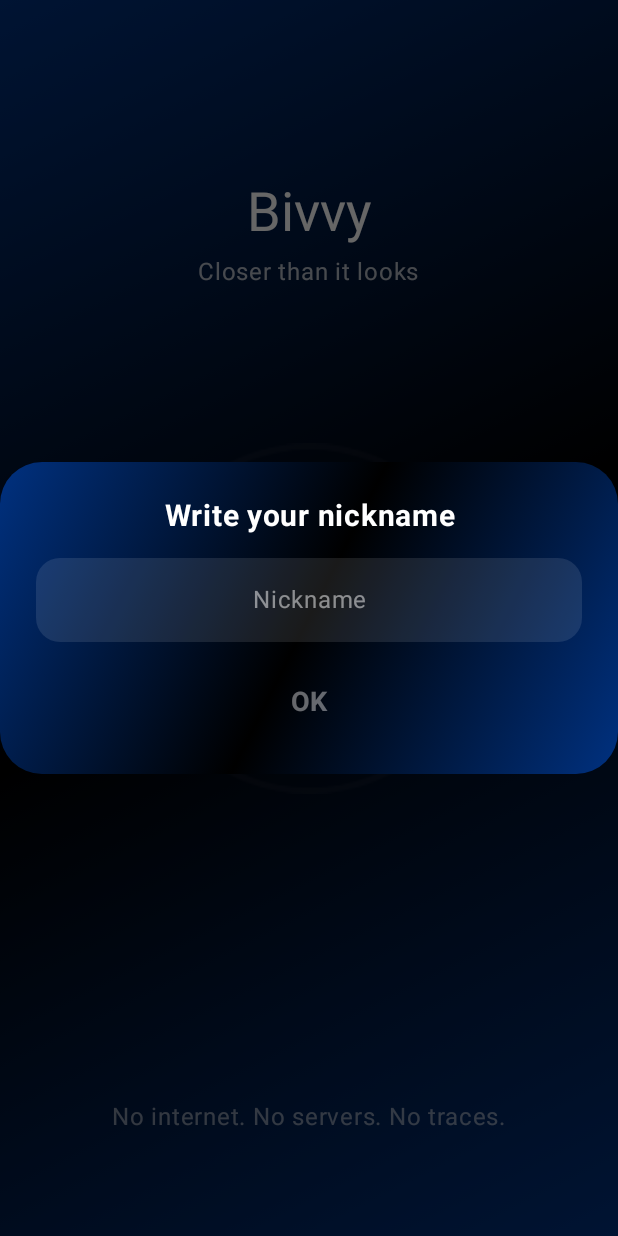
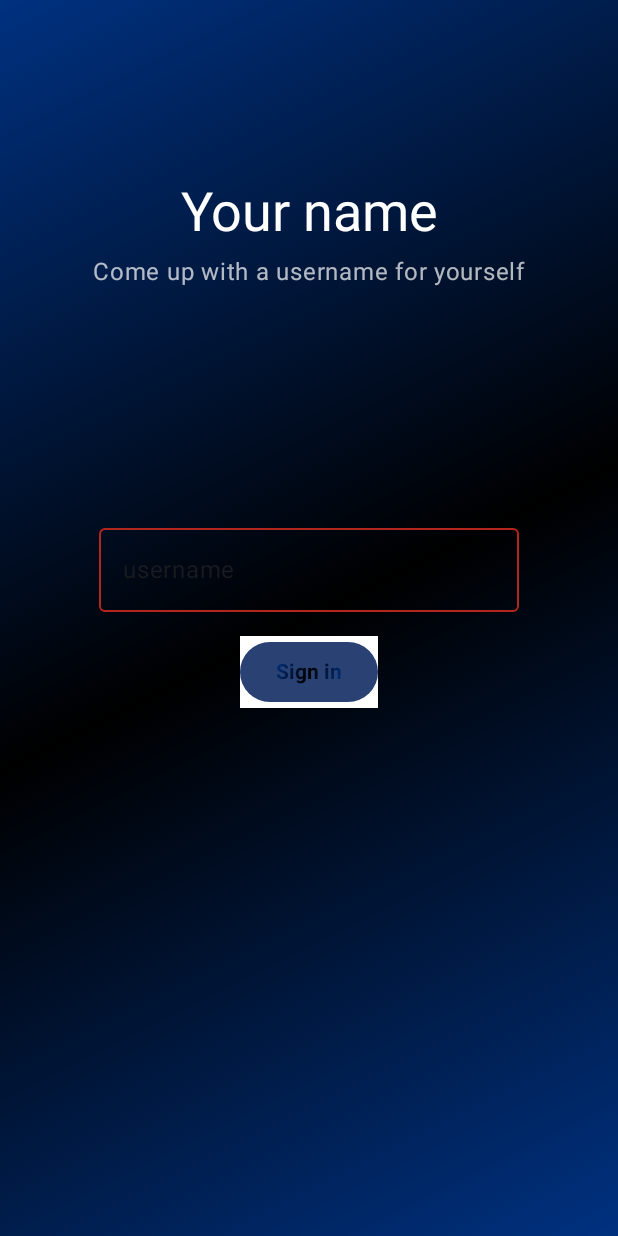
Before and after one commit to timurkabitss-beep/bivvy_app, an Android app built with Jetpack Compose: the screen it shows after launch (MainActivity), after a tap on "Lets go", on a phone screen of 412 x 824 dp. Run offline under Robolectric (Android 15) with nearby library versions, the phone set to English and light mode, and no system bars; our stand-ins replace Dagger/Hilt's generated code, Navigation 3, Timber.

Commit message:
new struct a project, new logic transition for OnboardingScreen

```diff
--- a/app/src/main/java/com/example/bivvy/ui/navigation/AppNavigation.kt
+++ b/app/src/main/java/com/example/bivvy/ui/navigation/AppNavigation.kt
@@ -1,11 +1,11 @@
 package com.example.bivvy.ui.navigation
 
-import android.app.Dialog
 import androidx.compose.runtime.Composable
 import androidx.navigation3.runtime.entryProvider
 import androidx.navigation3.runtime.rememberNavBackStack
 import androidx.navigation3.ui.NavDisplay
-import com.example.bivvy.ui.screens.firstscreen.FirstScreen
+import com.example.bivvy.ui.screens.onboarding.OnboardingScreen
+
 
 @Composable
 fun AppNavigation(){
@@ -15,7 +15,7 @@ fun AppNavigation(){
         onBack = {backStack.removeLastOrNull()},
         entryProvider = entryProvider {
             entry<FirstRoute>{
-                FirstScreen()
+                OnboardingScreen()
             }
 
         }
--- a/app/src/main/java/com/example/bivvy/ui/screens/firstscreen/DialogNewUser.kt
+++ /dev/null
@@ -1,97 +0,0 @@
-package com.example.bivvy.ui.screens.firstscreen
-
-import androidx.compose.foundation.background
-import androidx.compose.foundation.layout.Arrangement
-import androidx.compose.foundation.layout.Column
-import androidx.compose.foundation.layout.fillMaxWidth
-import androidx.compose.foundation.layout.padding
-import androidx.compose.foundation.shape.RoundedCornerShape
-import androidx.compose.material3.ButtonDefaults
-import androidx.compose.material3.Text
-import androidx.compose.material3.TextButton
-import androidx.compose.material3.TextField
-import androidx.compose.material3.TextFieldDefaults
-import androidx.compose.runtime.Composable
-import androidx.compose.runtime.getValue
-import androidx.compose.runtime.mutableStateOf
-import androidx.compose.runtime.remember
-import androidx.compose.runtime.setValue
-import androidx.compose.ui.Alignment
-import androidx.compose.ui.Modifier
-import androidx.compose.ui.draw.clip
-import androidx.compose.ui.graphics.Color
-import androidx.compose.ui.text.TextStyle
-import androidx.compose.ui.text.font.FontWeight
-import androidx.compose.ui.text.style.TextAlign
-import androidx.compose.ui.unit.dp
-import androidx.compose.ui.unit.sp
-import androidx.compose.ui.window.Dialog
-import com.example.bivvy.ui.theme.AppGradient
-
-private const val MAX_NICK_LENGTH = 20
-
-@Composable
-fun DialogNewUser(
-    onConfirm: (String) -> Unit,
-    onDismiss: () -> Unit
-) {
-
-    var text by remember { mutableStateOf("") }
-    Dialog(onDismissRequest = onDismiss) {
-        Column(
-            modifier = Modifier
-                .fillMaxWidth()
-                .clip(RoundedCornerShape(28.dp))   // сначала форма...
-                .background(AppGradient)           // ...потом краска внутри неё
-                .padding(24.dp),                   // воздух между краем окна и содержимым
-            horizontalAlignment = Alignment.CenterHorizontally,
-            verticalArrangement = Arrangement.spacedBy(16.dp)
-        ) {
-            Text(
-                text = "Write your nickname",
-                color = Color.White,
-                fontSize = 20.sp,
-                fontWeight = FontWeight.Bold,
-                textAlign = TextAlign.Center
-            )
-
-            TextField(
-                value = text,
-                onValueChange = { newText -> if (newText.length <= MAX_NICK_LENGTH) text = newText },
-                singleLine = true,
-                textStyle = TextStyle(textAlign = TextAlign.Center, fontSize = 18.sp),
-                placeholder = {
-                    Text(
-                        text = "Nickname",
-                        modifier = Modifier.fillMaxWidth(),
-                        textAlign = TextAlign.Center,
-                        color = Color.White.copy(alpha = 0.5f)
-                    )
-                },
-                shape = RoundedCornerShape(16.dp),
-                colors = TextFieldDefaults.colors(
-                    focusedContainerColor = Color.White.copy(alpha = 0.15f),
-                    unfocusedContainerColor = Color.White.copy(alpha = 0.10f),
-                    focusedTextColor = Color.White,
-                    unfocusedTextColor = Color.White,
-                    cursorColor = Color.White,
-                    // убираем нижнюю линию Material, она на градиенте лишняя
-                    focusedIndicatorColor = Color.Transparent,
-                    unfocusedIndicatorColor = Color.Transparent
-                ),
-                modifier = Modifier.fillMaxWidth()
-            )
-
-            TextButton(
-                onClick = { onConfirm(text.trim()) },
-                enabled = text.isNotBlank(),
-                colors = ButtonDefaults.textButtonColors(
-                    contentColor = Color.White,
-                    disabledContentColor = Color.White.copy(alpha = 0.4f)
-                )
-            ) {
-                Text(text = "OK", fontSize = 18.sp, fontWeight = FontWeight.Bold)
-            }
-        }
-    }
-}
--- /dev/null
+++ b/app/src/main/java/com/example/bivvy/ui/screens/onboarding/OnboardingScreen.kt
@@ -0,0 +1,40 @@
+package com.example.bivvy.ui.screens.onboarding
+
+import androidx.compose.foundation.background
+import androidx.compose.foundation.layout.Box
+import androidx.compose.foundation.layout.Column
+import androidx.compose.foundation.layout.fillMaxSize
+import androidx.compose.foundation.pager.HorizontalPager
+import androidx.compose.foundation.pager.rememberPagerState
+import androidx.compose.runtime.Composable
+import androidx.compose.runtime.rememberCoroutineScope
+import androidx.compose.ui.Modifier
+import com.example.bivvy.ui.screens.onboarding.steps.NicknameStep
+import com.example.bivvy.ui.screens.onboarding.steps.WelcomeStep
+import com.example.bivvy.ui.theme.AppGradient
+import kotlinx.coroutines.launch
+
+@Composable
+fun OnboardingScreen(){
+
+    val pager = rememberPagerState(pageCount = {2})
+    val scope = rememberCoroutineScope()
+    Box(
+        modifier = Modifier
+            .fillMaxSize()
+            .background(AppGradient)
+    ){
+        HorizontalPager(
+            state = pager,
+            modifier = Modifier.fillMaxSize(),
+            userScrollEnabled = false
+        ) { page ->
+            when(page){
+                0 -> WelcomeStep(onNext = {scope.launch { pager.animateScrollToPage(1) }} )
+                1 -> NicknameStep(onNext = {})
+            }
+
+        }
+
+    }
+}
--- a/app/src/main/java/com/example/bivvy/ui/screens/firstscreen/PulseWaveButton.kt
+++ b/app/src/main/java/com/example/bivvy/ui/screens/onboarding/components/PulseWaveButton.kt
@@ -1,4 +1,4 @@
-package com.example.bivvy.ui.screens.firstscreen
+package com.example.bivvy.ui.screens.onboarding.components
 
 import androidx.compose.animation.core.FastOutSlowInEasing
 import androidx.compose.animation.core.LinearOutSlowInEasing
@@ -25,7 +25,6 @@ import androidx.compose.runtime.remember
 import androidx.compose.ui.Alignment
 import androidx.compose.ui.Modifier
 import androidx.compose.ui.draw.clip
-import androidx.compose.ui.focus.focusRequester
 import androidx.compose.ui.graphics.Color
 import androidx.compose.ui.graphics.graphicsLayer
 import androidx.compose.ui.text.TextStyle
--- /dev/null
+++ b/app/src/main/java/com/example/bivvy/ui/screens/onboarding/steps/NicknameStep.kt
@@ -0,0 +1,86 @@
+package com.example.bivvy.ui.screens.onboarding.steps
+
+import androidx.compose.foundation.background
+import androidx.compose.foundation.layout.Arrangement
+import androidx.compose.foundation.layout.Box
+import androidx.compose.foundation.layout.Column
+import androidx.compose.foundation.layout.Spacer
+import androidx.compose.foundation.layout.fillMaxSize
+import androidx.compose.foundation.layout.height
+import androidx.compose.foundation.layout.imePadding
+import androidx.compose.foundation.layout.padding
+import androidx.compose.foundation.shape.CircleShape
+import androidx.compose.material3.Button
+import androidx.compose.material3.OutlinedTextField
+import androidx.compose.material3.Text
+import androidx.compose.runtime.Composable
+import androidx.compose.runtime.getValue
+import androidx.compose.runtime.mutableStateOf
+import androidx.compose.runtime.remember
+import androidx.compose.runtime.setValue
+import androidx.compose.ui.Alignment
+import androidx.compose.ui.Modifier
+import androidx.compose.ui.draw.clip
+import androidx.compose.ui.graphics.Color
+import androidx.compose.ui.text.TextStyle
+import androidx.compose.ui.text.font.FontWeight
+import androidx.compose.ui.tooling.preview.Preview
+import androidx.compose.ui.unit.dp
+import androidx.compose.ui.unit.sp
+import com.example.bivvy.ui.theme.AppGradient
+import com.example.bivvy.ui.theme.Typography
+
+@Composable
+fun NicknameStep(onNext: () -> Unit){
+    var username by remember{mutableStateOf("username")}
+
+    Box(
+        modifier = Modifier
+            .fillMaxSize()
+            .imePadding()
+    ){
+        Column(
+            modifier = Modifier
+                .align(Alignment.TopCenter)
+                .padding(top = 90.dp),
+            horizontalAlignment = Alignment.CenterHorizontally,
+        ) {
+            Spacer(Modifier.height(30.dp))
+            Text("Your name", style = Typography.displaySmall, color = Color.White)
+            Spacer(Modifier.height(8.dp))
+            Text("Come up with a username for yourself", style = Typography.bodyLarge, color = Color.White.copy(alpha = 0.7f))
+            Spacer(Modifier.height(30.dp))
+        }
+        Column(
+            modifier = Modifier
+                .align(Alignment.Center)
+                .padding(horizontal = 32.dp),
+            horizontalAlignment = Alignment.CenterHorizontally,
+            verticalArrangement = Arrangement.spacedBy(16.dp)
+        ) {
+            OutlinedTextField(
+                username,
+                {username = it},
+                singleLine = true,
+                isError = username.isNotEmpty() && username.length < 12,
+            )
+            Button(
+                modifier = Modifier
+                    .background(color = Color.White),
+                onClick = {},
+            ) {
+                Text(
+                    text = "Sign in",
+                    fontSize = 14.sp,
+                    fontWeight = FontWeight.Bold,
+                    style = TextStyle(
+                        brush = AppGradient
+                    )
+                )
+
+
+            }
+        }
+
+    }
+}
--- a/app/src/main/java/com/example/bivvy/ui/screens/firstscreen/FirstScreen.kt
+++ b/app/src/main/java/com/example/bivvy/ui/screens/onboarding/steps/WelcomeStep.kt
@@ -1,4 +1,4 @@
-package com.example.bivvy.ui.screens.firstscreen
+package com.example.bivvy.ui.screens.onboarding.steps
 
 import androidx.compose.foundation.background
 import androidx.compose.foundation.layout.Arrangement
@@ -7,12 +7,7 @@ import androidx.compose.foundation.layout.Column
 import androidx.compose.foundation.layout.Spacer
 import androidx.compose.foundation.layout.fillMaxSize
 import androidx.compose.foundation.layout.height
-import androidx.compose.foundation.layout.offset
 import androidx.compose.foundation.layout.padding
-import androidx.compose.foundation.layout.safeDrawingPadding
-import androidx.compose.foundation.shape.RoundedCornerShape
-import androidx.compose.material3.Button
-import androidx.compose.material3.ButtonDefaults
 import androidx.compose.material3.Text
 import androidx.compose.runtime.Composable
 import androidx.compose.runtime.getValue
@@ -21,30 +16,26 @@ import androidx.compose.runtime.remember
 import androidx.compose.runtime.setValue
 import androidx.compose.ui.Alignment
 import androidx.compose.ui.Modifier
-import androidx.compose.ui.draw.alpha
-import androidx.compose.ui.draw.scale
 import androidx.compose.ui.graphics.Color
-import androidx.compose.ui.text.TextStyle
-import androidx.compose.ui.text.font.FontWeight
+import androidx.compose.ui.tooling.preview.Preview
 import androidx.compose.ui.unit.dp
-import androidx.compose.ui.unit.sp
+import com.example.bivvy.ui.screens.onboarding.components.PulseWaveButton
 import com.example.bivvy.ui.theme.AppGradient
 import com.example.bivvy.ui.theme.Typography
 
 
 @Composable
-fun FirstScreen(modifier: Modifier = Modifier){
-    var showDialog by remember { mutableStateOf(false) }
+fun WelcomeStep(onNext:() -> Unit, modifier: Modifier = Modifier){
+
     Box(
         modifier = modifier
             .fillMaxSize()
-            .background(brush = AppGradient)
     ) {
         Column(
             modifier = Modifier
                 .align(Alignment.TopCenter)
                 .padding(top = 90.dp),
-            horizontalAlignment = Alignment.CenterHorizontally
+            horizontalAlignment = Alignment.CenterHorizontally,
         ) {
             Spacer(Modifier.height(30.dp))
             Text("Bivvy", style = Typography.displaySmall, color = Color.White)
@@ -53,15 +44,10 @@ fun FirstScreen(modifier: Modifier = Modifier){
         }
 
         PulseWaveButton(
-            onClick = {showDialog = true},
+            onClick = onNext,
             modifier = Modifier.align(Alignment.Center)
         )
-        if (showDialog){
-            DialogNewUser(
-                onConfirm = {showDialog = false},
-                onDismiss = {showDialog = false}
-            )
-        }
+
 
         Text(
             "No internet. No servers. No traces.",
```
